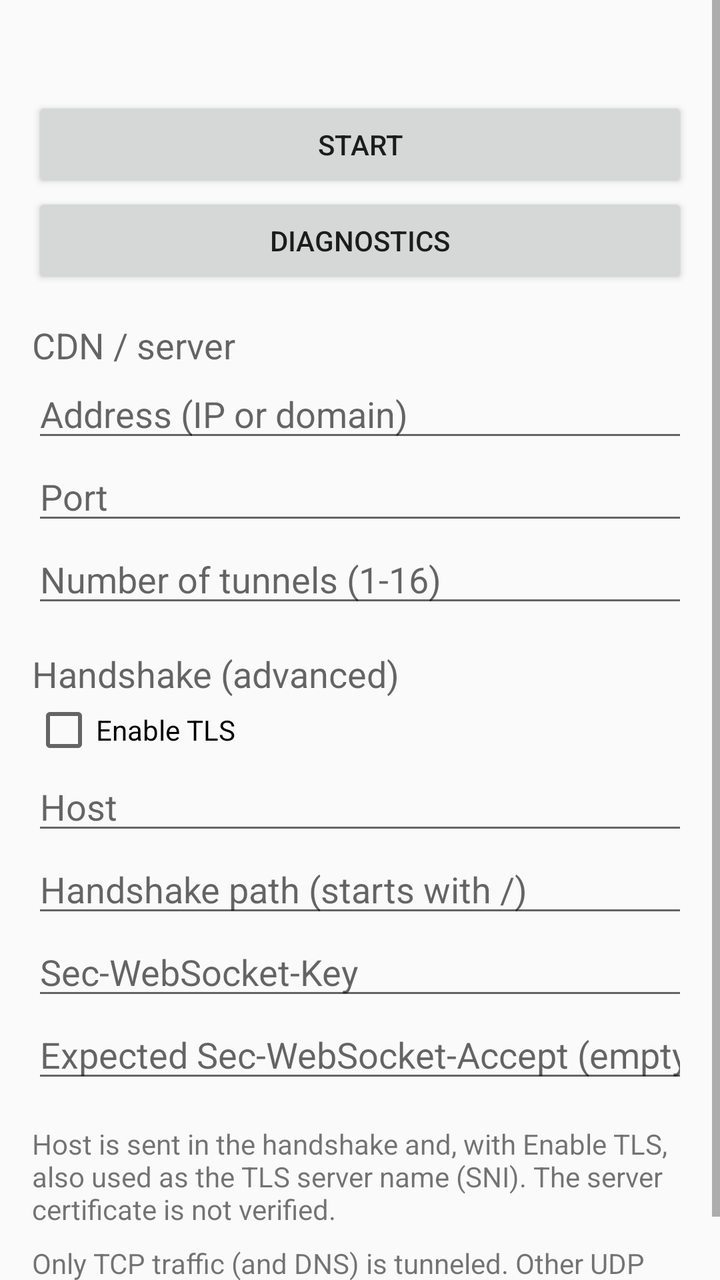
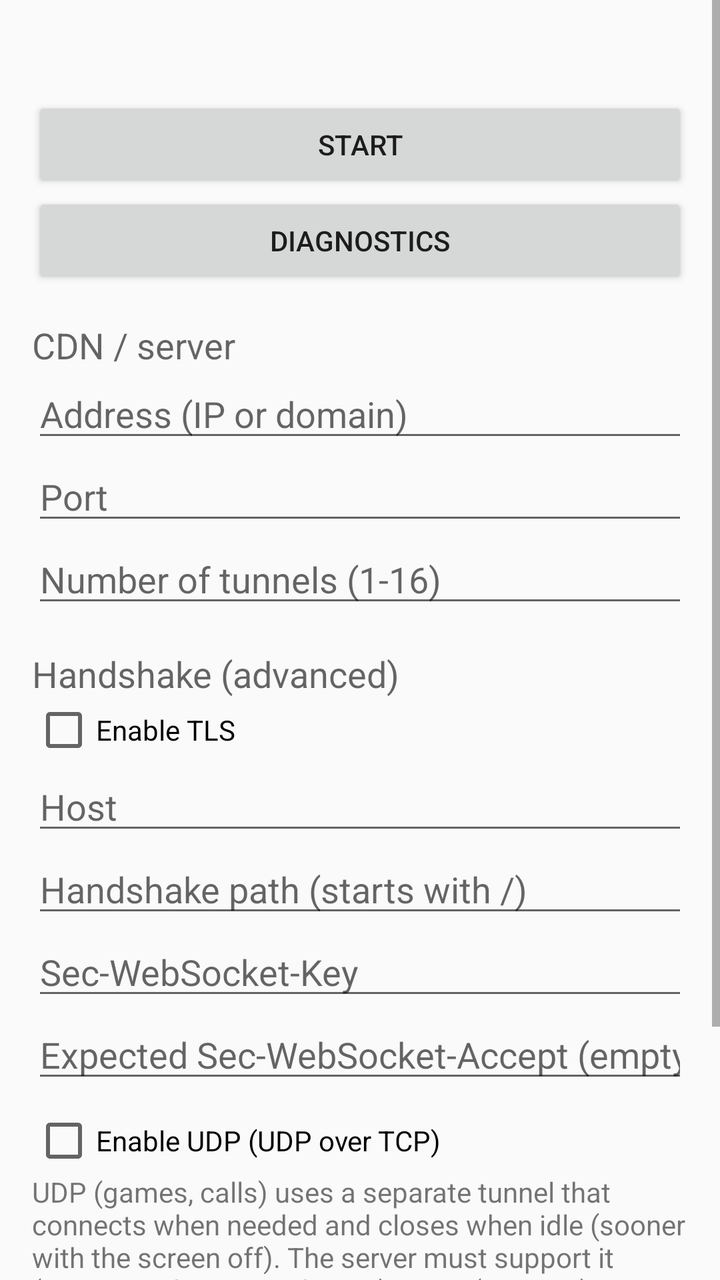

Two renders of the same Android screen: before a commit and after it. Below are the layout's source before the change and the commit's diff.
<!-- AndroidManifest.xml: application theme android:Theme.Material.Light.DarkActionBar -->
<!-- res/layout/activity_main.xml -->
<?xml version="1.0" encoding="utf-8"?>
<ScrollView xmlns:android="http://schemas.android.com/apk/res/android"
    android:layout_width="match_parent"
    android:layout_height="match_parent"
    android:fillViewport="true">

    <LinearLayout
        android:layout_width="match_parent"
        android:layout_height="wrap_content"
        android:orientation="vertical"
        android:padding="16dp">

        <TextView
            android:id="@+id/status"
            android:layout_width="match_parent"
            android:layout_height="wrap_content"
            android:textAppearance="?android:attr/textAppearanceMedium"
            android:paddingBottom="8dp" />

        <Button
            android:id="@+id/toggle_button"
            android:layout_width="match_parent"
            android:layout_height="wrap_content"
            android:text="@string/button_start" />

        <Button
            android:id="@+id/diagnostics_button"
            android:layout_width="match_parent"
            android:layout_height="wrap_content"
            android:text="@string/button_diagnostics" />

        <Button
            android:id="@+id/battery_button"
            android:layout_width="match_parent"
            android:layout_height="wrap_content"
            android:text="@string/button_battery"
            android:visibility="gone" />

        <TextView
            android:layout_width="match_parent"
            android:layout_height="wrap_content"
            android:paddingTop="16dp"
            android:text="@string/section_server"
            android:textAppearance="?android:attr/textAppearanceMedium" />

        <EditText
            android:id="@+id/cdn_address"
            android:layout_width="match_parent"
            android:layout_height="wrap_content"
            android:hint="@string/hint_address"
            android:inputType="textUri"
            android:singleLine="true" />

        <EditText
            android:id="@+id/cdn_port"
            android:layout_width="match_parent"
            android:layout_height="wrap_content"
            android:hint="@string/hint_port"
            android:inputType="number"
            android:singleLine="true" />

        <EditText
            android:id="@+id/tunnel_count"
            android:layout_width="match_parent"
            android:layout_height="wrap_content"
            android:hint="@string/hint_tunnels"
            android:inputType="number"
            android:singleLine="true" />

        <TextView
            android:layout_width="match_parent"
            android:layout_height="wrap_content"
            android:paddingTop="16dp"
            android:text="@string/section_handshake"
            android:textAppearance="?android:attr/textAppearanceMedium" />

        <CheckBox
            android:id="@+id/use_tls"
            android:layout_width="match_parent"
            android:layout_height="wrap_content"
            android:text="@string/label_use_tls" />

        <EditText
            android:id="@+id/handshake_host"
            android:layout_width="match_parent"
            android:layout_height="wrap_content"
            android:hint="@string/hint_handshake_host"
            android:inputType="textUri"
            android:singleLine="true" />

        <EditText
            android:id="@+id/handshake_path"
            android:layout_width="match_parent"
            android:layout_height="wrap_content"
            android:hint="@string/hint_handshake_path"
            android:inputType="textUri"
            android:singleLine="true" />

        <EditText
            android:id="@+id/ws_key"
            android:layout_width="match_parent"
            android:layout_height="wrap_content"
            android:hint="@string/hint_ws_key"
            android:inputType="text"
            android:singleLine="true" />

        <EditText
            android:id="@+id/ws_accept"
            android:layout_width="match_parent"
            android:layout_height="wrap_content"
            android:hint="@string/hint_ws_accept"
            android:inputType="text"
            android:singleLine="true" />

        <TextView
            android:layout_width="match_parent"
            android:layout_height="wrap_content"
            android:paddingTop="16dp"
            android:text="@string/note_tls"
            android:textAppearance="?android:attr/textAppearanceSmall" />

        <TextView
            android:layout_width="match_parent"
            android:layout_height="wrap_content"
            android:paddingTop="8dp"
            android:text="@string/note_tcp_only"
            android:textAppearance="?android:attr/textAppearanceSmall" />
    </LinearLayout>
</ScrollView>
<!-- resources referenced by this layout -->
<resources>
  <string name="button_battery">Allow running in background (battery)</string>
  <string name="button_diagnostics">Diagnostics</string>
  <string name="button_start">Start</string>
  <string name="hint_address">Address (IP or domain)</string>
  <string name="hint_handshake_host">Host</string>
  <string name="hint_handshake_path">Handshake path (starts with /)</string>
  <string name="hint_port">Port</string>
  <string name="hint_tunnels">Number of tunnels (1-16)</string>
  <string name="hint_ws_accept">Expected Sec-WebSocket-Accept (empty = do not check)</string>
  <string name="hint_ws_key">Sec-WebSocket-Key</string>
  <string name="label_use_tls">Enable TLS</string>
  <string name="note_tcp_only">Only TCP traffic (and DNS) is tunneled. Other UDP traffic is not supported.</string>
  <string name="note_tls">Host is sent in the handshake and, with Enable TLS, also used as the TLS server name (SNI). The server certificate is not verified.</string>
  <string name="section_handshake">Handshake (advanced)</string>
  <string name="section_server">CDN / server</string>
</resources>

<!-- the commit's change to res/layout/activity_main.xml (unified diff, before → after) -->
@@ -112,6 +112,19 @@
             android:inputType="text"
             android:singleLine="true" />
 
+        <CheckBox
+            android:id="@+id/use_udp"
+            android:layout_width="match_parent"
+            android:layout_height="wrap_content"
+            android:layout_marginTop="8dp"
+            android:text="@string/label_use_udp" />
+
+        <TextView
+            android:layout_width="match_parent"
+            android:layout_height="wrap_content"
+            android:text="@string/note_udp"
+            android:textAppearance="?android:attr/textAppearanceSmall" />
+
         <TextView
             android:layout_width="match_parent"
             android:layout_height="wrap_content"
<!-- resource entries referenced after the edit -->
@@ -11,8 +11,10 @@
   <string name="hint_ws_accept">Expected Sec-WebSocket-Accept (empty = do not check)</string>
   <string name="hint_ws_key">Sec-WebSocket-Key</string>
   <string name="label_use_tls">Enable TLS</string>
-  <string name="note_tcp_only">Only TCP traffic (and DNS) is tunneled. Other UDP traffic is not supported.</string>
+  <string name="label_use_udp">Enable UDP (UDP over TCP)</string>
+  <string name="note_tcp_only">TCP and DNS are always tunneled. UDP only with \"Enable UDP\"; QUIC is not supported.</string>
   <string name="note_tls">Host is sent in the handshake and, with Enable TLS, also used as the TLS server name (SNI). The server certificate is not verified.</string>
+  <string name="note_udp">UDP (games, calls) uses a separate tunnel that connects when needed and closes when idle (sooner with the screen off). The server must support it (mux-tunnelServer with UDP). QUIC (HTTP/3) is not supported.</string>
   <string name="section_handshake">Handshake (advanced)</string>
   <string name="section_server">CDN / server</string>
 </resources>
